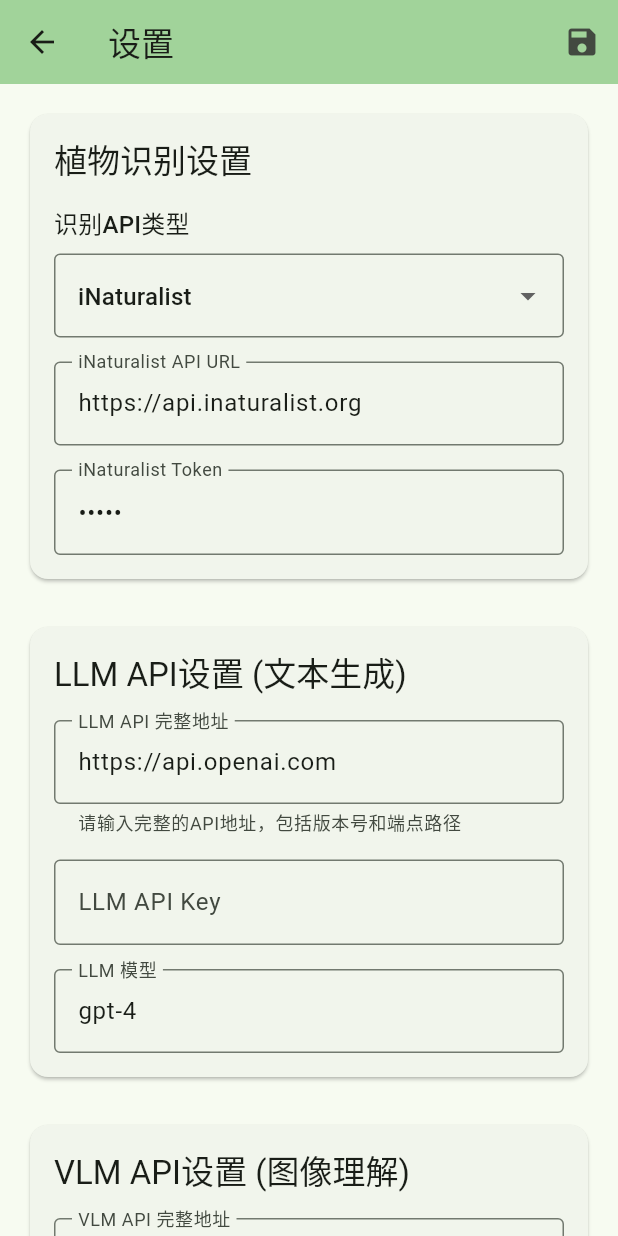
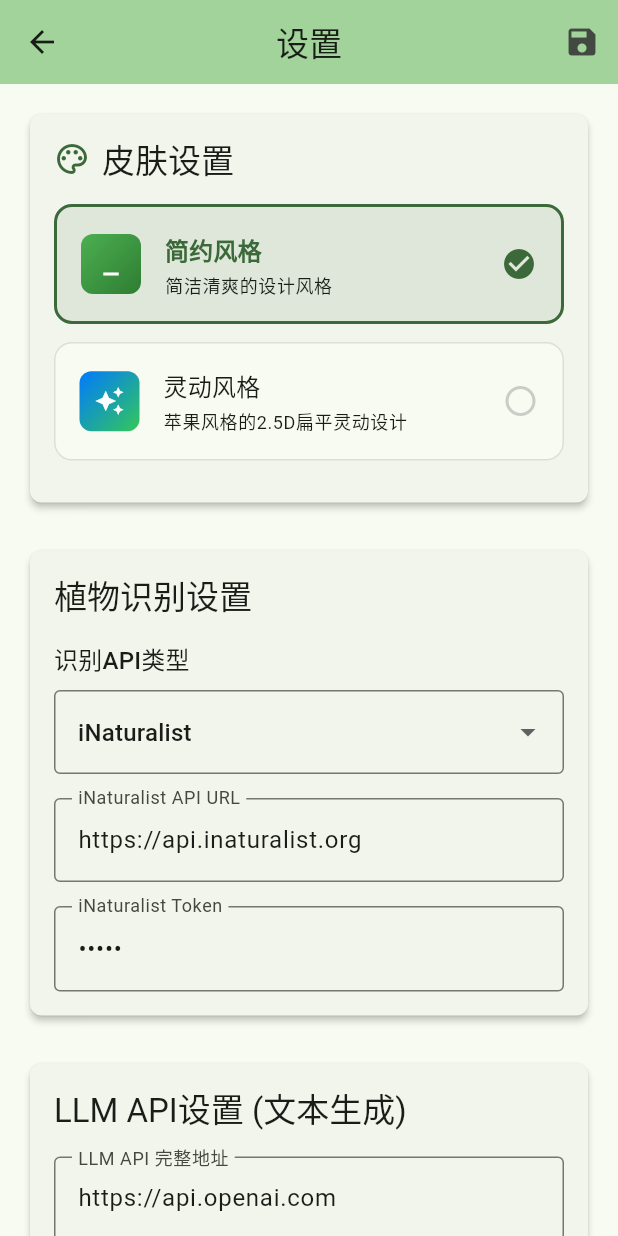
Before and after one commit to TurkeyC/Guardian_Botanical_Care, a Flutter app: the SettingsScreen screen opened directly, on a phone screen of 412 x 824 dp. Run offline on Flutter 3.47's test engine with Material 3 defaults, Android fonts, the phone set to English and light mode, and no system bars; our stand-ins replace dio, geolocator, image_picker, shared_preferences, sqflite; accounts and stored records are empty.

Commit message:
增加了皮肤选择功能,但是新皮肤还没做好, 比较丑而且出了点问题

```diff
--- a/lib/main.dart
+++ b/lib/main.dart
@@ -8,6 +8,7 @@ import 'screens/settings_screen.dart';
 import 'services/api_service.dart';
 import 'providers/plant_provider.dart';
 import 'providers/settings_provider.dart';
+import 'themes/app_themes.dart';
 
 void main() async {
   WidgetsFlutterBinding.ensureInitialized();
@@ -31,13 +32,22 @@ class MyApp extends StatelessWidget {
 
   @override
   Widget build(BuildContext context) {
-    return MaterialApp(
-      title: 'Guardian Botanical Care',
-      theme: ThemeData(
-        colorScheme: ColorScheme.fromSeed(seedColor: Colors.green),
-        useMaterial3: true,
-      ),
-      home: const MainScreen(),
+    return Consumer<SettingsProvider>(
+      builder: (context, settingsProvider, child) {
+        // 在应用启动时加载设置
+        WidgetsBinding.instance.addPostFrameCallback((_) {
+          if (!settingsProvider.isLoading) {
+            settingsProvider.loadSettings();
+          }
+        });
+
+        return MaterialApp(
+          title: 'Guardian Botanical Care',
+          theme: AppThemes.getTheme(settingsProvider.currentTheme),
+          home: const MainScreen(),
+          debugShowCheckedModeBanner: false,
+        );
+      },
     );
   }
 }
--- a/lib/screens/settings_screen.dart
+++ b/lib/screens/settings_screen.dart
@@ -1,6 +1,7 @@
 import 'package:flutter/material.dart';
 import 'package:provider/provider.dart';
 import '../providers/settings_provider.dart';
+import '../themes/app_themes.dart';
 
 class SettingsScreen extends StatefulWidget {
   const SettingsScreen({super.key});
@@ -95,6 +96,10 @@ class _SettingsScreenState extends State<SettingsScreen> {
             child: ListView(
               padding: const EdgeInsets.all(16),
               children: [
+                // 皮肤选择
+                _buildThemeSection(settingsProvider),
+                const SizedBox(height: 24),
+
                 // 植物识别API选择
                 _buildPlantIdentificationSection(),
                 const SizedBox(height: 24),
@@ -129,6 +134,142 @@ class _SettingsScreenState extends State<SettingsScreen> {
         },
       ),
     );
+  }
+
+  Widget _buildThemeSection(SettingsProvider settingsProvider) {
+    return Card(
+      child: Padding(
+        padding: const EdgeInsets.all(16),
+        child: Column(
+          crossAxisAlignment: CrossAxisAlignment.start,
+          children: [
+            Row(
+              children: [
+                Icon(
+                  Icons.palette_outlined,
+                  color: Theme.of(context).colorScheme.primary,
+                ),
+                const SizedBox(width: 8),
+                Text(
+                  '皮肤设置',
+                  style: Theme.of(context).textTheme.titleLarge,
+                ),
+              ],
+            ),
+            const SizedBox(height: 16),
+
+            // 主题选择卡片
+            ...AppThemeType.values.map((themeType) {
+              final isSelected = settingsProvider.currentTheme == themeType;
+              return Container(
+                margin: const EdgeInsets.only(bottom: 12),
+                child: InkWell(
+                  onTap: () async {
+                    await settingsProvider.updateTheme(themeType);
+                  },
+                  borderRadius: BorderRadius.circular(12),
+                  child: Container(
+                    padding: const EdgeInsets.all(16),
+                    decoration: BoxDecoration(
+                      borderRadius: BorderRadius.circular(12),
+                      border: Border.all(
+                        color: isSelected
+                          ? Theme.of(context).colorScheme.primary
+                          : Colors.grey.withOpacity(0.3),
+                        width: isSelected ? 2 : 1,
+                      ),
+                      color: isSelected
+                        ? Theme.of(context).colorScheme.primary.withOpacity(0.1)
+                        : Theme.of(context).colorScheme.surface,
+                    ),
+                    child: Row(
+                      children: [
+                        // 主题预览图标
+                        Container(
+                          width: 40,
+                          height: 40,
+                          decoration: BoxDecoration(
+                            borderRadius: BorderRadius.circular(8),
+                            gradient: _getThemeGradient(themeType),
+                          ),
+                          child: Icon(
+                            _getThemeIcon(themeType),
+                            color: Colors.white,
+                            size: 20,
+                          ),
+                        ),
+                        const SizedBox(width: 16),
+
+                        // 主题信息
+                        Expanded(
+                          child: Column(
+                            crossAxisAlignment: CrossAxisAlignment.start,
+                            children: [
+                              Text(
+                                AppThemes.getThemeName(themeType),
+                                style: Theme.of(context).textTheme.titleMedium?.copyWith(
+                                  fontWeight: isSelected ? FontWeight.w600 : FontWeight.w500,
+                                  color: isSelected
+                                    ? Theme.of(context).colorScheme.primary
+                                    : null,
+                                ),
+                              ),
+                              const SizedBox(height: 4),
+                              Text(
+                                AppThemes.getThemeDescription(themeType),
+                                style: Theme.of(context).textTheme.bodySmall,
+                              ),
+                            ],
+                          ),
+                        ),
+
+                        // 选中指示器
+                        if (isSelected)
+                          Icon(
+                            Icons.check_circle,
+                            color: Theme.of(context).colorScheme.primary,
+                          )
+                        else
+                          Icon(
+                            Icons.radio_button_unchecked,
+                            color: Colors.grey.withOpacity(0.5),
+                          ),
+                      ],
+                    ),
+                  ),
+                ),
+              );
+            }),
+          ],
+        ),
+      ),
+    );
+  }
+
+  Gradient _getThemeGradient(AppThemeType themeType) {
+    switch (themeType) {
+      case AppThemeType.minimal:
+        return const LinearGradient(
+          colors: [Color(0xFF4CAF50), Color(0xFF2E7D32)],
+          begin: Alignment.topLeft,
+          end: Alignment.bottomRight,
+        );
+      case AppThemeType.dynamic:
+        return const LinearGradient(
+          colors: [Color(0xFF007AFF), Color(0xFF34C759)],
+          begin: Alignment.topLeft,
+          end: Alignment.bottomRight,
+        );
+    }
+  }
+
+  IconData _getThemeIcon(AppThemeType themeType) {
+    switch (themeType) {
+      case AppThemeType.minimal:
+        return Icons.minimize_outlined;
+      case AppThemeType.dynamic:
+        return Icons.auto_awesome;
+    }
   }
 
   Widget _buildPlantIdentificationSection() {
--- /dev/null
+++ b/lib/themes/app_themes.dart
@@ -0,0 +1,232 @@
+import 'package:flutter/material.dart';
+
+enum AppThemeType {
+  minimal, // 简约风格
+  dynamic, // 灵动风格
+}
+
+class AppThemes {
+  // 简约风格主题
+  static ThemeData get minimalTheme {
+    return ThemeData(
+      useMaterial3: true,
+      colorScheme: ColorScheme.fromSeed(
+        seedColor: Colors.green,
+        brightness: Brightness.light,
+      ),
+      appBarTheme: const AppBarTheme(
+        centerTitle: true,
+        elevation: 0,
+      ),
+      cardTheme: CardTheme(
+        elevation: 2,
+        shape: RoundedRectangleBorder(
+          borderRadius: BorderRadius.circular(8),
+        ),
+      ),
+      elevatedButtonTheme: ElevatedButtonThemeData(
+        style: ElevatedButton.styleFrom(
+          shape: RoundedRectangleBorder(
+            borderRadius: BorderRadius.circular(8),
+          ),
+        ),
+      ),
+    );
+  }
+
+  // 灵动风格主题 - 苹果2.5D扁平灵动风格
+  static ThemeData get dynamicTheme {
+    const primaryColor = Color(0xFF007AFF); // 苹果蓝
+    const secondaryColor = Color(0xFF34C759); // 苹果绿
+    const surfaceColor = Color(0xFFF2F2F7); // 苹果浅灰
+    const backgroundColor = Color(0xFFFFFFFF);
+
+    return ThemeData(
+      useMaterial3: true,
+      colorScheme: const ColorScheme.light(
+        primary: primaryColor,
+        secondary: secondaryColor,
+        surface: surfaceColor,
+        onPrimary: Colors.white,
+        onSecondary: Colors.white,
+        onSurface: Color(0xFF1C1C1E),
+      ),
+      scaffoldBackgroundColor: surfaceColor,
+
+      // AppBar主题 - 灵动毛玻璃效果
+      appBarTheme: const AppBarTheme(
+        centerTitle: true,
+        elevation: 0,
+        backgroundColor: Color(0xF0F2F2F7), // 半透明背景
+        foregroundColor: Color(0xFF1C1C1E),
+        titleTextStyle: TextStyle(
+          color: Color(0xFF1C1C1E),
+          fontSize: 17,
+          fontWeight: FontWeight.w600,
+        ),
+      ),
+
+      // 卡片主题 - 2.5D效果
+      cardTheme: CardTheme(
+        elevation: 0,
+        color: Colors.white,
+        shadowColor: primaryColor.withValues(alpha: 0.1),
+        shape: RoundedRectangleBorder(
+          borderRadius: BorderRadius.circular(16),
+        ),
+        margin: const EdgeInsets.symmetric(vertical: 6, horizontal: 16),
+      ),
+
+      // 按钮主题 - 灵动按钮
+      elevatedButtonTheme: ElevatedButtonThemeData(
+        style: ElevatedButton.styleFrom(
+          elevation: 0,
+          backgroundColor: primaryColor,
+          foregroundColor: Colors.white,
+          shadowColor: primaryColor.withValues(alpha: 0.3),
+          shape: RoundedRectangleBorder(
+            borderRadius: BorderRadius.circular(12),
+          ),
+          padding: const EdgeInsets.symmetric(horizontal: 24, vertical: 12),
+          textStyle: const TextStyle(
+            fontSize: 16,
+            fontWeight: FontWeight.w600,
+          ),
+        ),
+      ),
+
+      // 文本按钮主题
+      textButtonTheme: TextButtonThemeData(
+        style: TextButton.styleFrom(
+          foregroundColor: primaryColor,
+          shape: RoundedRectangleBorder(
+            borderRadius: BorderRadius.circular(8),
+          ),
+          textStyle: const TextStyle(
+            fontSize: 16,
+            fontWeight: FontWeight.w500,
+          ),
+        ),
+      ),
+
+      // 输入框主题
+      inputDecorationTheme: InputDecorationTheme(
+        filled: true,
+        fillColor: Colors.white,
+        border: OutlineInputBorder(
+          borderRadius: BorderRadius.circular(12),
+          borderSide: BorderSide.none,
+        ),
+        enabledBorder: OutlineInputBorder(
+          borderRadius: BorderRadius.circular(12),
+          borderSide: BorderSide(
+            color: const Color(0xFF3C3C43).withValues(alpha: 0.18),
+            width: 0.5,
+          ),
+        ),
+        focusedBorder: OutlineInputBorder(
+          borderRadius: BorderRadius.circular(12),
+          borderSide: const BorderSide(
+            color: primaryColor,
+            width: 2,
+          ),
+        ),
+        contentPadding: const EdgeInsets.symmetric(horizontal: 16, vertical: 12),
+      ),
+
+      // 底部导航栏主题
+      bottomNavigationBarTheme: const BottomNavigationBarThemeData(
+        backgroundColor: Color(0xF0F2F2F7),
+        selectedItemColor: primaryColor,
+        unselectedItemColor: Color(0xFF8E8E93),
+        type: BottomNavigationBarType.fixed,
+        elevation: 0,
+        selectedLabelStyle: TextStyle(
+          fontSize: 10,
+          fontWeight: FontWeight.w500,
+        ),
+        unselectedLabelStyle: TextStyle(
+          fontSize: 10,
+          fontWeight: FontWeight.w400,
+        ),
+      ),
+
+      // 列表瓦片主题
+      listTileTheme: const ListTileThemeData(
+        contentPadding: EdgeInsets.symmetric(horizontal: 20, vertical: 8),
+        shape: RoundedRectangleBorder(
+          borderRadius: BorderRadius.all(Radius.circular(12)),
+        ),
+      ),
+
+      // 文本主题
+      textTheme: const TextTheme(
+        headlineLarge: TextStyle(
+          fontSize: 32,
+          fontWeight: FontWeight.w700,
+          color: Color(0xFF1C1C1E),
+        ),
+        headlineMedium: TextStyle(
+          fontSize: 28,
+          fontWeight: FontWeight.w600,
+          color: Color(0xFF1C1C1E),
+        ),
+        titleLarge: TextStyle(
+          fontSize: 22,
+          fontWeight: FontWeight.w600,
+          color: Color(0xFF1C1C1E),
+        ),
+        titleMedium: TextStyle(
+          fontSize: 16,
+          fontWeight: FontWeight.w500,
+          color: Color(0xFF1C1C1E),
+        ),
+        bodyLarge: TextStyle(
+          fontSize: 17,
+          fontWeight: FontWeight.w400,
+          color: Color(0xFF1C1C1E),
+        ),
+        bodyMedium: TextStyle(
+          fontSize: 15,
+          fontWeight: FontWeight.w400,
+          color: Color(0xFF1C1C1E),
+        ),
+        bodySmall: TextStyle(
+          fontSize: 13,
+          fontWeight: FontWeight.w400,
+          color: Color(0xFF8E8E93),
+        ),
+      ),
+    );
+  }
+
+  // 根据主题类型获取主题
+  static ThemeData getTheme(AppThemeType themeType) {
+    switch (themeType) {
+      case AppThemeType.minimal:
+        return minimalTheme;
+      case AppThemeType.dynamic:
+        return dynamicTheme;
+    }
+  }
+
+  // 获取主题名称
+  static String getThemeName(AppThemeType themeType) {
+    switch (themeType) {
+      case AppThemeType.minimal:
+        return '简约风格';
+      case AppThemeType.dynamic:
+        return '灵动风格';
+    }
+  }
+
+  // 获取主题描述
+  static String getThemeDescription(AppThemeType themeType) {
+    switch (themeType) {
+      case AppThemeType.minimal:
+        return '简洁清爽的设计风格';
+      case AppThemeType.dynamic:
+        return '苹果风格的2.5D扁平灵动设计';
+    }
+  }
+}
```
Also changed, not shown: lib/providers/settings_provider.dart (+18 -0 lines), lib/services/settings_service.dart (+17 -1 lines).
